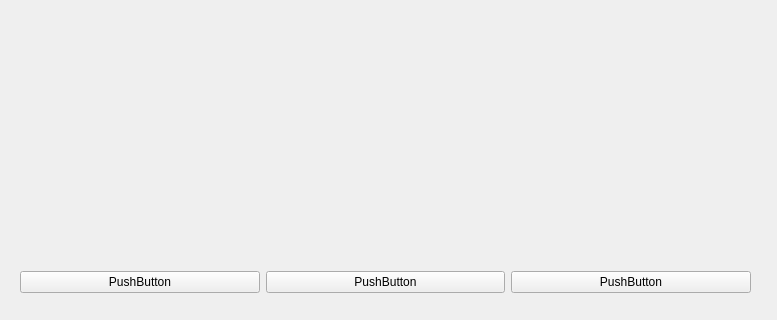
First picture: the form in meeting.ui, repository JustTALK-veda/Client_QT, before the edit; both pictures show x 0 to 777 and y 208 to 528 of the 777 by 528 pixel window.
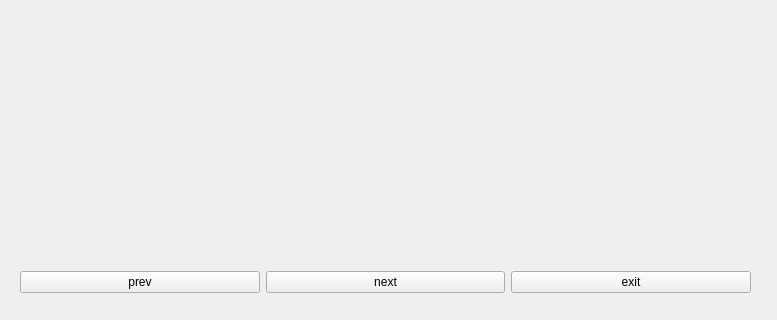
Second picture: the form after the edit. Custom widgets are drawn as their Qt base class.

Patch:
```diff
--- a/meeting.ui
+++ b/meeting.ui
@@ -61,24 +61,24 @@
     </item>
     <item>
      <layout class="QHBoxLayout" name="horizontalLayout">
-      <item>
-       <widget class="QPushButton" name="pushButton_3">
-        <property name="text">
-         <string>PushButton</string>
-        </property>
-       </widget>
-      </item>
-      <item>
-       <widget class="QPushButton" name="nextButton">
-        <property name="text">
-         <string>PushButton</string>
-        </property>
-       </widget>
-      </item>
       <item>
        <widget class="QPushButton" name="prevButton">
         <property name="text">
-         <string>PushButton</string>
+         <string>prev</string>
+        </property>
+       </widget>
+      </item>
+      <item>
+       <widget class="QPushButton" name="nextButton">
+        <property name="text">
+         <string>next</string>
+        </property>
+       </widget>
+      </item>
+      <item>
+       <widget class="QPushButton" name="exitButton">
+        <property name="text">
+         <string>exit</string>
         </property>
        </widget>
       </item>
```
